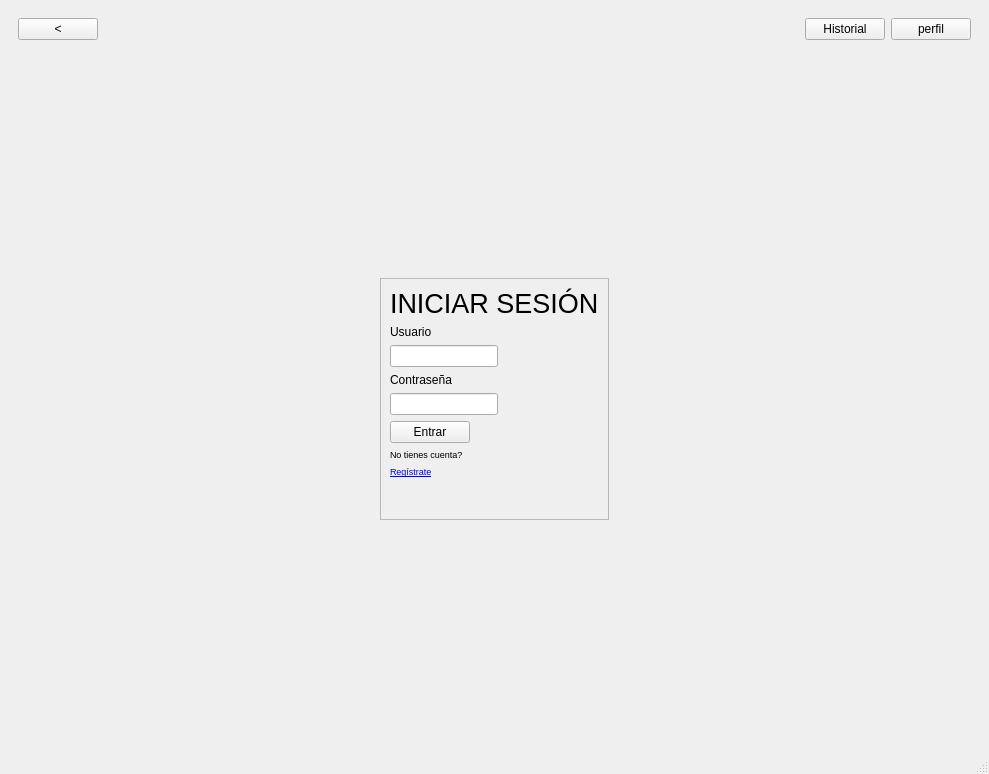
Above: proyecto/mainwindow.ui from anaasemad/IHM_carta before the change. Below: the same form after it.
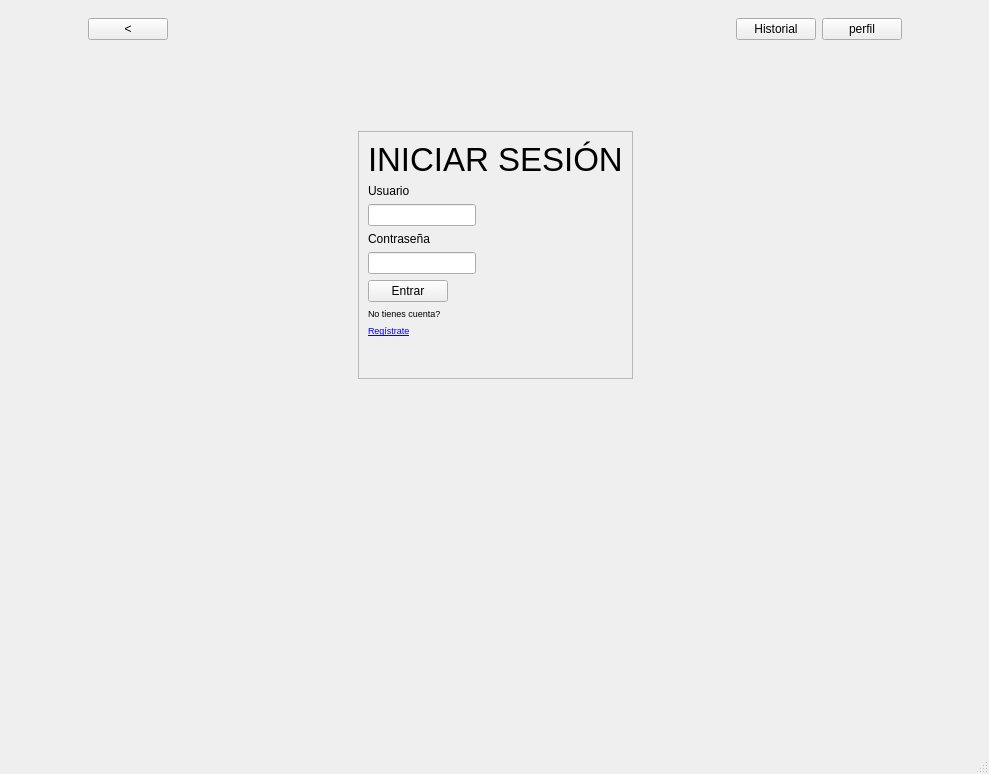
That is the form after the change. The open tabs and pages were chosen to show the change. Icons and pictures are not drawn.

Diff of the .ui file:
```diff
--- a/proyecto/mainwindow.ui
+++ b/proyecto/mainwindow.ui
@@ -27,30 +27,24 @@
     </size>
    </property>
    <layout class="QGridLayout" name="gridLayout_2">
-    <item row="0" column="0">
-     <widget class="QWidget" name="MenuSup" native="true">
-      <layout class="QHBoxLayout" name="horizontalLayout_4" stretch="0,0,0,0">
-       <item>
-        <widget class="QPushButton" name="boton_volver">
-         <property name="sizePolicy">
-          <sizepolicy hsizetype="Fixed" vsizetype="Fixed">
-           <horstretch>0</horstretch>
-           <verstretch>0</verstretch>
-          </sizepolicy>
-         </property>
-         <property name="text">
-          <string>&lt;</string>
-         </property>
-        </widget>
-       </item>
-       <item>
-        <spacer name="horizontalSpacer_3">
+    <item row="2" column="1">
+     <spacer name="verticalSpacer_10">
+      <property name="orientation">
+       <enum>Qt::Orientation::Vertical</enum>
+      </property>
+      <property name="sizeHint" stdset="0">
+       <size>
+        <width>20</width>
+        <height>40</height>
+       </size>
+      </property>
+     </spacer>
+    </item>
+    <item row="2" column="2">
+     <spacer name="horizontalSpacer_6">
          <property name="orientation">
           <enum>Qt::Orientation::Horizontal</enum>
          </property>
-         <property name="sizeType">
-          <enum>QSizePolicy::Policy::Expanding</enum>
-         </property>
          <property name="sizeHint" stdset="0">
           <size>
            <width>40</width>
@@ -59,39 +53,7 @@
          </property>
         </spacer>
        </item>
-       <item>
-        <widget class="QPushButton" name="boton_historial">
-         <property name="sizePolicy">
-          <sizepolicy hsizetype="Fixed" vsizetype="Fixed">
-           <horstretch>0</horstretch>
-           <verstretch>0</verstretch>
-          </sizepolicy>
-         </property>
-         <property name="text">
-          <string>Historial</string>
-         </property>
-        </widget>
-       </item>
-       <item>
-        <widget class="QPushButton" name="B_MenuUsuario">
-         <property name="sizePolicy">
-          <sizepolicy hsizetype="Fixed" vsizetype="Ignored">
-           <horstretch>0</horstretch>
-           <verstretch>0</verstretch>
-          </sizepolicy>
-         </property>
-         <property name="text">
-          <string>perfil</string>
-         </property>
-         <property name="autoDefault">
-          <bool>false</bool>
-         </property>
-        </widget>
-       </item>
-      </layout>
-     </widget>
-    </item>
-    <item row="1" column="0">
+    <item row="1" column="1">
      <widget class="QStackedWidget" name="stackedWidget">
       <property name="sizePolicy">
        <sizepolicy hsizetype="Expanding" vsizetype="Expanding">
@@ -118,11 +80,11 @@
        <layout class="QVBoxLayout" name="verticalLayout_4">
         <item>
          <widget class="QWidget" name="fondo" native="true">
-          <layout class="QGridLayout" name="gridLayout_3">
+          <layout class="QGridLayout" name="gridLayout_3" rowstretch="1,4,1" columnstretch="1,1,1">
            <item row="1" column="1">
             <widget class="QFrame" name="recuadro_ini">
              <property name="sizePolicy">
-              <sizepolicy hsizetype="Minimum" vsizetype="Minimum">
+              <sizepolicy hsizetype="Expanding" vsizetype="Expanding">
                <horstretch>0</horstretch>
                <verstretch>0</verstretch>
               </sizepolicy>
@@ -133,31 +95,26 @@
              <property name="frameShadow">
               <enum>QFrame::Shadow::Raised</enum>
              </property>
-             <layout class="QGridLayout" name="gridLayout_4">
-              <item row="2" column="0">
-               <widget class="QLineEdit" name="campo_user">
+             <layout class="QGridLayout" name="gridLayout_4" rowstretch="4,3,3,3,3,1,3,3,3,1,1,1" rowminimumheight="0,0,0,0,0,0,0,0,0,0,0,0">
+              <item row="1" column="0">
+               <widget class="QLabel" name="et_ini">
                 <property name="sizePolicy">
                  <sizepolicy hsizetype="Fixed" vsizetype="Fixed">
                   <horstretch>0</horstretch>
                   <verstretch>0</verstretch>
                  </sizepolicy>
                 </property>
-               </widget>
-              </item>
-              <item row="5" column="0">
-               <widget class="QPushButton" name="boton_entrar">
-                <property name="sizePolicy">
-                 <sizepolicy hsizetype="Fixed" vsizetype="Fixed">
-                  <horstretch>0</horstretch>
-                  <verstretch>0</verstretch>
-                 </sizepolicy>
+                <property name="font">
+                 <font>
+                  <pointsize>25</pointsize>
+                 </font>
                 </property>
                 <property name="text">
-                 <string>Entrar</string>
+                 <string>INICIAR SESIÓN</string>
                 </property>
                </widget>
               </item>
-              <item row="6" column="0">
+              <item row="9" column="0">
                <widget class="QLabel" name="et__nocuenta">
                 <property name="sizePolicy">
                  <sizepolicy hsizetype="Fixed" vsizetype="Fixed">
@@ -175,33 +132,33 @@
                 </property>
                </widget>
               </item>
+              <item row="7" column="0">
+               <spacer name="verticalSpacer_6">
+                <property name="orientation">
+                 <enum>Qt::Orientation::Vertical</enum>
+                </property>
+                <property name="sizeHint" stdset="0">
+                 <size>
+                  <width>5</width>
+                  <height>5</height>
+                 </size>
+                </property>
+               </spacer>
+              </item>
+              <item row="2" column="0">
+               <spacer name="verticalSpacer_7">
+                <property name="orientation">
+                 <enum>Qt::Orientation::Vertical</enum>
+                </property>
+                <property name="sizeHint" stdset="0">
+                 <size>
+                  <width>5</width>
+                  <height>5</height>
+                 </size>
+                </property>
+               </spacer>
+              </item>
               <item row="3" column="0">
-               <widget class="QLabel" name="et_pass">
-                <property name="sizePolicy">
-                 <sizepolicy hsizetype="Fixed" vsizetype="Fixed">
-                  <horstretch>0</horstretch>
-                  <verstretch>0</verstretch>
-                 </sizepolicy>
-                </property>
-                <property name="text">
-                 <string>Contraseña</string>
-                </property>
-               </widget>
-              </item>
-              <item row="4" column="0">
-               <widget class="QLineEdit" name="campo_pass">
-                <property name="sizePolicy">
-                 <sizepolicy hsizetype="Fixed" vsizetype="Fixed">
-                  <horstretch>0</horstretch>
-                  <verstretch>0</verstretch>
-                 </sizepolicy>
-                </property>
-                <property name="echoMode">
-                 <enum>QLineEdit::EchoMode::Password</enum>
-                </property>
-               </widget>
-              </item>
-              <item row="1" column="0">
                <widget class="QLabel" name="et_user">
                 <property name="sizePolicy">
                  <sizepolicy hsizetype="Fixed" vsizetype="Fixed">
@@ -214,7 +171,56 @@
                 </property>
                </widget>
               </item>
-              <item row="7" column="0">
+              <item row="8" column="0">
+               <widget class="QPushButton" name="boton_entrar">
+                <property name="sizePolicy">
+                 <sizepolicy hsizetype="Fixed" vsizetype="Fixed">
+                  <horstretch>0</horstretch>
+                  <verstretch>0</verstretch>
+                 </sizepolicy>
+                </property>
+                <property name="text">
+                 <string>Entrar</string>
+                </property>
+               </widget>
+              </item>
+              <item row="5" column="0">
+               <widget class="QLabel" name="et_pass">
+                <property name="sizePolicy">
+                 <sizepolicy hsizetype="Fixed" vsizetype="Fixed">
+                  <horstretch>0</horstretch>
+                  <verstretch>0</verstretch>
+                 </sizepolicy>
+                </property>
+                <property name="text">
+                 <string>Contraseña</string>
+                </property>
+               </widget>
+              </item>
+              <item row="4" column="0">
+               <widget class="QLineEdit" name="campo_user">
+                <property name="sizePolicy">
+                 <sizepolicy hsizetype="Fixed" vsizetype="Fixed">
+                  <horstretch>0</horstretch>
+                  <verstretch>0</verstretch>
+                 </sizepolicy>
+                </property>
+               </widget>
+              </item>
+              <item row="6" column="0">
+               <widget class="QLineEdit" name="campo_pass">
+                <property name="sizePolicy">
+                 <sizepolicy hsizetype="Fixed" vsizetype="Fixed">
+                  <horstretch>0</horstretch>
+                  <verstretch>0</verstretch>
+                 </sizepolicy>
+                </property>
+                <property name="echoMode">
+                 <enum>QLineEdit::EchoMode::Password</enum>
+                </property>
+               </widget>
+              </item>
+              <item row="10" column="0">
                <widget class="QLabel" name="link_registro">
                 <property name="sizePolicy">
                  <sizepolicy hsizetype="Fixed" vsizetype="Fixed">
@@ -240,22 +246,17 @@
                </widget>
               </item>
               <item row="0" column="0">
-               <widget class="QLabel" name="et_ini">
-                <property name="sizePolicy">
-                 <sizepolicy hsizetype="Fixed" vsizetype="Fixed">
-                  <horstretch>0</horstretch>
-                  <verstretch>0</verstretch>
-                 </sizepolicy>
+               <spacer name="verticalSpacer_8">
+                <property name="orientation">
+                 <enum>Qt::Orientation::Vertical</enum>
                 </property>
-                <property name="font">
-                 <font>
-                  <pointsize>20</pointsize>
-                 </font>
+                <property name="sizeHint" stdset="0">
+                 <size>
+                  <width>5</width>
+                  <height>5</height>
+                 </size>
                 </property>
-                <property name="text">
-                 <string>INICIAR SESIÓN</string>
-                </property>
-               </widget>
+               </spacer>
               </item>
              </layout>
             </widget>
@@ -271,7 +272,7 @@
              <property name="sizeHint" stdset="0">
               <size>
                <width>20</width>
-               <height>40</height>
+               <height>20</height>
               </size>
              </property>
             </spacer>
@@ -286,7 +287,7 @@
              </property>
              <property name="sizeHint" stdset="0">
               <size>
-               <width>40</width>
+               <width>20</width>
                <height>20</height>
               </size>
              </property>
@@ -302,7 +303,7 @@
              </property>
              <property name="sizeHint" stdset="0">
               <size>
-               <width>40</width>
+               <width>20</width>
                <height>20</height>
               </size>
              </property>
@@ -319,7 +320,7 @@
              <property name="sizeHint" stdset="0">
               <size>
                <width>20</width>
-               <height>40</height>
+               <height>20</height>
               </size>
              </property>
             </spacer>
@@ -1283,26 +1284,9 @@
        </widget>
       </widget>
       <widget class="QWidget" name="registro">
-       <widget class="QWidget" name="fondo_2" native="true">
-        <property name="geometry">
-         <rect>
-          <x>-1</x>
-          <y>-1</y>
-          <width>467</width>
-          <height>436</height>
-         </rect>
-        </property>
-        <layout class="QGridLayout" name="gridLayout_5"/>
-       </widget>
+       <layout class="QGridLayout" name="gridLayout_5">
+        <item row="1" column="0">
        <widget class="QFrame" name="recuadro_reg">
-        <property name="geometry">
-         <rect>
-          <x>230</x>
-          <y>0</y>
-          <width>631</width>
-          <height>561</height>
-         </rect>
-        </property>
         <property name="frameShape">
          <enum>QFrame::Shape::StyledPanel</enum>
         </property>
@@ -1451,9 +1435,101 @@
          </item>
         </layout>
        </widget>
+        </item>
+        <item row="0" column="0">
+         <spacer name="verticalSpacer_9">
+          <property name="orientation">
+           <enum>Qt::Orientation::Vertical</enum>
+          </property>
+          <property name="sizeHint" stdset="0">
+           <size>
+            <width>20</width>
+            <height>40</height>
+           </size>
+          </property>
+         </spacer>
+        </item>
+       </layout>
       </widget>
      </widget>
     </item>
+    <item row="0" column="1">
+     <widget class="QWidget" name="MenuSup" native="true">
+      <layout class="QHBoxLayout" name="horizontalLayout_4" stretch="0,0,0,0">
+       <item>
+        <widget class="QPushButton" name="boton_volver">
+         <property name="sizePolicy">
+          <sizepolicy hsizetype="Fixed" vsizetype="Fixed">
+           <horstretch>0</horstretch>
+           <verstretch>0</verstretch>
+          </sizepolicy>
+         </property>
+         <property name="text">
+          <string>&lt;</string>
+         </property>
+        </widget>
+       </item>
+       <item>
+        <spacer name="horizontalSpacer_3">
+         <property name="orientation">
+          <enum>Qt::Orientation::Horizontal</enum>
+         </property>
+         <property name="sizeType">
+          <enum>QSizePolicy::Policy::Expanding</enum>
+         </property>
+         <property name="sizeHint" stdset="0">
+          <size>
+           <width>40</width>
+           <height>20</height>
+          </size>
+         </property>
+        </spacer>
+       </item>
+       <item>
+        <widget class="QPushButton" name="boton_historial">
+         <property name="sizePolicy">
+          <sizepolicy hsizetype="Fixed" vsizetype="Fixed">
+           <horstretch>0</horstretch>
+           <verstretch>0</verstretch>
+          </sizepolicy>
+         </property>
+         <property name="text">
+          <string>Historial</string>
+         </property>
+        </widget>
+       </item>
+       <item>
+        <widget class="QPushButton" name="B_MenuUsuario">
+         <property name="sizePolicy">
+          <sizepolicy hsizetype="Fixed" vsizetype="Ignored">
+           <horstretch>0</horstretch>
+           <verstretch>0</verstretch>
+          </sizepolicy>
+         </property>
+         <property name="text">
+          <string>perfil</string>
+         </property>
+         <property name="autoDefault">
+          <bool>false</bool>
+         </property>
+        </widget>
+       </item>
+      </layout>
+     </widget>
+    </item>
+    <item row="2" column="0">
+     <spacer name="horizontalSpacer_7">
+      <property name="orientation">
+       <enum>Qt::Orientation::Horizontal</enum>
+      </property>
+      <property name="sizeHint" stdset="0">
+       <size>
+        <width>40</width>
+        <height>20</height>
+       </size>
+      </property>
+     </spacer>
+    </item>
    </layout>
   </widget>
   <widget class="QMenuBar" name="menubar">
@@ -1462,7 +1538,7 @@
      <x>0</x>
      <y>0</y>
      <width>989</width>
-     <height>22</height>
+     <height>21</height>
     </rect>
    </property>
   </widget>
```
Lines whose indentation alone changed are shown as unchanged.
